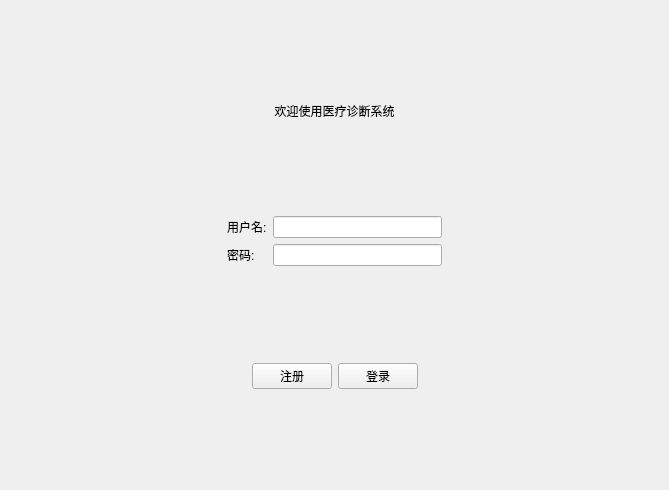
The window that qt_Lab4/loginview.ui (cLepins/QtRepo) describes before a commit, drawn with Qt 5.
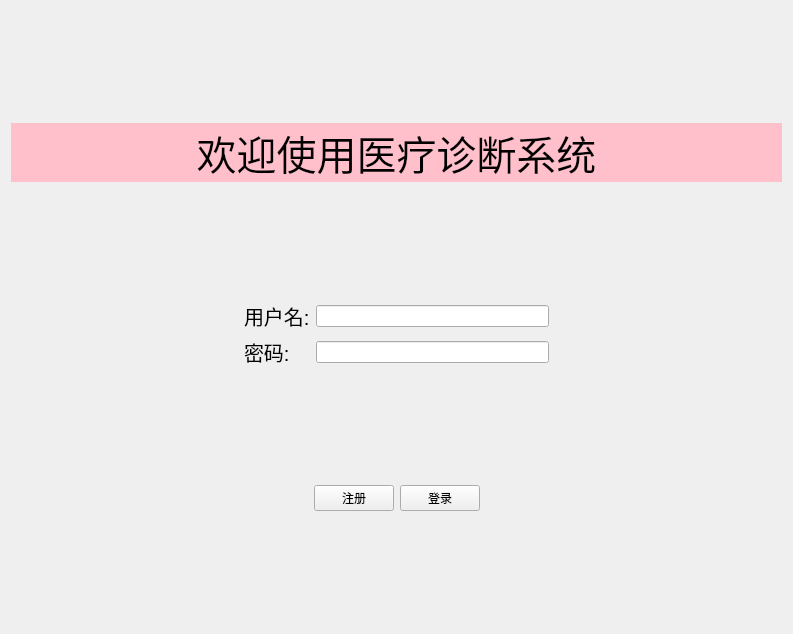
The same window after the commit.

```diff
--- a/qt_Lab4/loginview.ui
+++ b/qt_Lab4/loginview.ui
@@ -6,13 +6,15 @@
    <rect>
     <x>0</x>
     <y>0</y>
-    <width>669</width>
-    <height>490</height>
+    <width>793</width>
+    <height>634</height>
    </rect>
   </property>
   <property name="windowTitle">
    <string>登录</string>
   </property>
+  <layout class="QGridLayout" name="gridLayout_2">
+   <item row="0" column="0">
   <layout class="QVBoxLayout" name="verticalLayout">
    <item>
     <spacer name="verticalSpacer_2">
@@ -21,14 +23,21 @@
      </property>
      <property name="sizeHint" stdset="0">
       <size>
-       <width>20</width>
-       <height>60</height>
+         <width>17</width>
+         <height>101</height>
       </size>
      </property>
     </spacer>
    </item>
    <item>
     <widget class="QLabel" name="label">
+       <property name="styleSheet">
+        <string notr="true">#label{
+	background-color: pink;
+	color:black;
+	font-size:40px;
+}</string>
+       </property>
      <property name="text">
       <string>欢迎使用医疗诊断系统</string>
      </property>
@@ -44,15 +53,15 @@
      </property>
      <property name="sizeHint" stdset="0">
       <size>
-       <width>20</width>
-       <height>60</height>
+         <width>17</width>
+         <height>100</height>
       </size>
      </property>
     </spacer>
    </item>
    <item>
-    <layout class="QHBoxLayout" name="horizontalLayout_2">
-     <item>
+      <layout class="QGridLayout" name="gridLayout">
+       <item row="0" column="0" rowspan="2">
       <spacer name="horizontalSpacer">
        <property name="orientation">
         <enum>Qt::Orientation::Horizontal</enum>
@@ -65,26 +74,47 @@
        </property>
       </spacer>
      </item>
-     <item>
-      <layout class="QFormLayout" name="formLayout">
-       <item row="0" column="0">
+       <item row="0" column="1">
         <widget class="QLabel" name="label_2">
+         <property name="font">
+          <font>
+           <pointsize>15</pointsize>
+          </font>
+         </property>
          <property name="text">
           <string>用户名:</string>
          </property>
         </widget>
        </item>
-       <item row="0" column="1">
+       <item row="0" column="2">
         <widget class="QLineEdit" name="inputUserName"/>
        </item>
-       <item row="1" column="0">
+       <item row="0" column="3" rowspan="2">
+        <spacer name="horizontalSpacer_2">
+         <property name="orientation">
+          <enum>Qt::Orientation::Horizontal</enum>
+         </property>
+         <property name="sizeHint" stdset="0">
+          <size>
+           <width>40</width>
+           <height>20</height>
+          </size>
+         </property>
+        </spacer>
+       </item>
+       <item row="1" column="1">
         <widget class="QLabel" name="label_3">
+         <property name="font">
+          <font>
+           <pointsize>15</pointsize>
+          </font>
+         </property>
          <property name="text">
           <string>密码:</string>
          </property>
         </widget>
        </item>
-       <item row="1" column="1">
+       <item row="1" column="2">
         <widget class="QLineEdit" name="inputUserPassword">
          <property name="echoMode">
           <enum>QLineEdit::EchoMode::Password</enum>
@@ -94,29 +124,14 @@
       </layout>
      </item>
      <item>
-      <spacer name="horizontalSpacer_2">
-       <property name="orientation">
-        <enum>Qt::Orientation::Horizontal</enum>
-       </property>
-       <property name="sizeHint" stdset="0">
-        <size>
-         <width>40</width>
-         <height>20</height>
-        </size>
-       </property>
-      </spacer>
-     </item>
-    </layout>
-   </item>
-   <item>
     <spacer name="verticalSpacer_3">
      <property name="orientation">
       <enum>Qt::Orientation::Vertical</enum>
      </property>
      <property name="sizeHint" stdset="0">
       <size>
-       <width>20</width>
-       <height>60</height>
+         <width>14</width>
+         <height>98</height>
       </size>
      </property>
     </spacer>
@@ -176,11 +191,13 @@
      </property>
      <property name="sizeHint" stdset="0">
       <size>
-       <width>20</width>
-       <height>60</height>
+         <width>17</width>
+         <height>100</height>
       </size>
      </property>
     </spacer>
+     </item>
+    </layout>
    </item>
   </layout>
  </widget>
```
Lines whose indentation alone changed are shown as unchanged.
